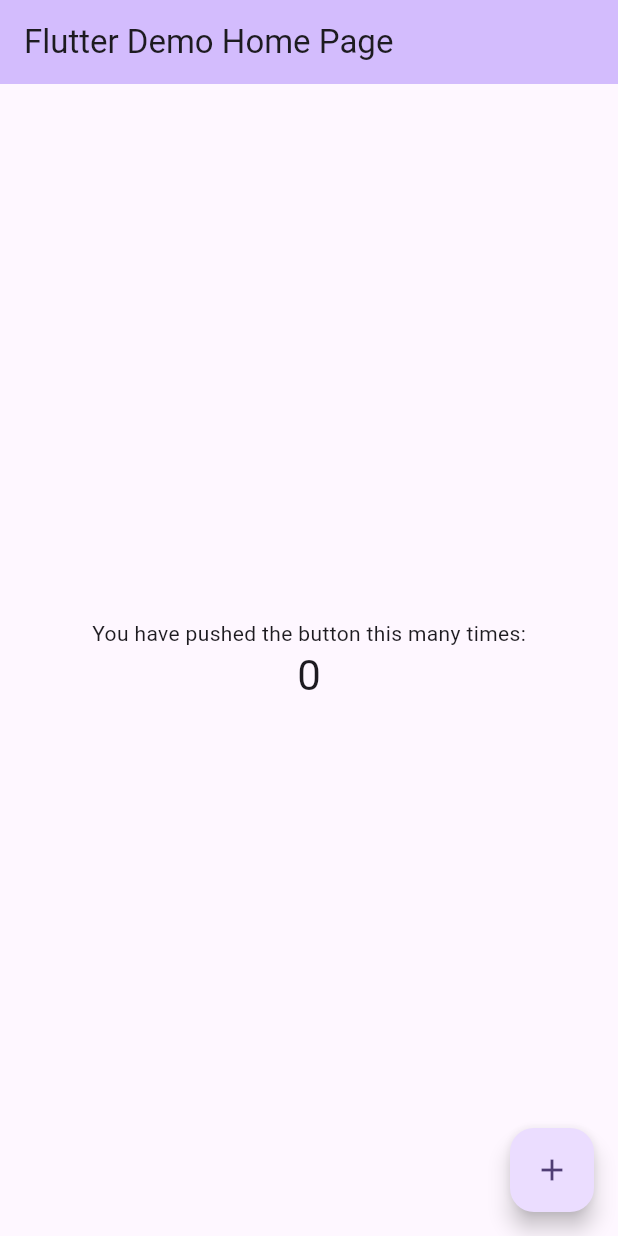
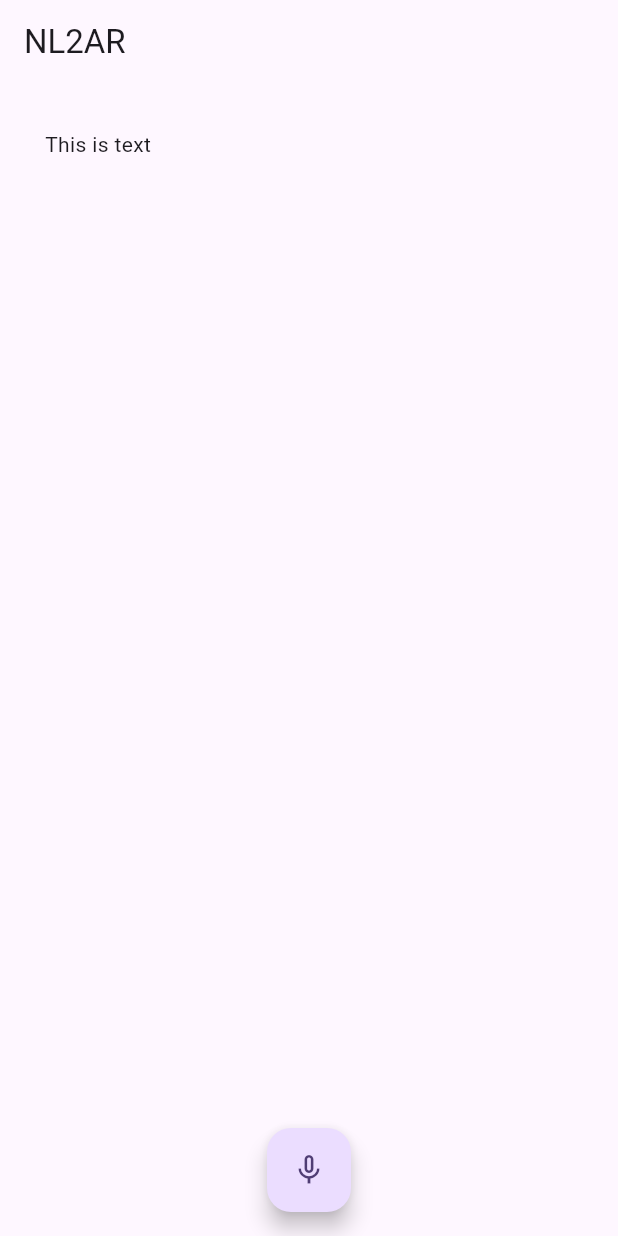
Before and after one commit to rchtgpt/NL2AR, a Flutter app: the screen it shows after launch, on a phone screen of 412 x 824 dp. Run offline on Flutter 3.47's test engine with Material 2 defaults, Android fonts, the phone set to English and light mode, and no system bars; our stand-ins replace speech_to_text.

Commit message:
project: added speech to text support

```diff
--- a/lib/main.dart
+++ b/lib/main.dart
@@ -1,6 +1,8 @@
 import 'package:flutter/material.dart';
+import 'package:speech_to_text/speech_to_text.dart' as stt;
 
 void main() {
+  WidgetsFlutterBinding.ensureInitialized();
   runApp(const MyApp());
 }
 
@@ -11,12 +13,12 @@ class MyApp extends StatelessWidget {
   @override
   Widget build(BuildContext context) {
     return MaterialApp(
-      title: 'Flutter Demo',
+      title: 'NL2AR',
       theme: ThemeData(
         colorScheme: ColorScheme.fromSeed(seedColor: Colors.deepPurple),
         useMaterial3: true,
       ),
-      home: const MyHomePage(title: 'Flutter Demo Home Page'),
+      home: const MyHomePage(title: 'Home Page'),
     );
   }
 }
@@ -30,41 +32,58 @@ class MyHomePage extends StatefulWidget {
 }
 
 class _MyHomePageState extends State<MyHomePage> {
-  int _counter = 0;
+  stt.SpeechToText _speech = stt.SpeechToText();
+  bool _isListening = false;
+  String _text = "This is text";
+  double _confidence = 1.0;
 
-  void _incrementCounter() {
-    setState(() {
-      _counter++;
-    });
+  @override
+  void initState() {
+    super.initState();
   }
 
   @override
   Widget build(BuildContext context) {
     return Scaffold(
       appBar: AppBar(
-        backgroundColor: Theme.of(context).colorScheme.inversePrimary,
-        title: Text(widget.title),
+        title: Text('NL2AR'),
       ),
-      body: Center(
-
-        child: Column(
-          mainAxisAlignment: MainAxisAlignment.center,
-          children: <Widget>[
-            const Text(
-              'You have pushed the button this many times:',
-            ),
-            Text(
-              '$_counter',
-              style: Theme.of(context).textTheme.headlineMedium,
-            ),
-          ],
+      floatingActionButtonLocation: FloatingActionButtonLocation.centerFloat,
+      floatingActionButton: FloatingActionButton(
+        onPressed: _listen,
+        child: Icon(_isListening ? Icons.mic : Icons.mic_none)
+      ),
+      body: SingleChildScrollView(
+        reverse: true,
+        child: Container(
+          padding: const EdgeInsets.fromLTRB(30.0, 30.0, 30.0, 150.0),
+          child: Text(_text),
         ),
-      ),
-      floatingActionButton: FloatingActionButton(
-        onPressed: _incrementCounter,
-        tooltip: 'Increment',
-        child: const Icon(Icons.add),
-      ), // This trailing comma makes auto-formatting nicer for build methods.
+      )
     );
   }
+
+  void _listen() async {
+    if (!_isListening) {
+      bool available = await _speech.initialize(
+        onStatus: (val) => print('onStatus: $val'),
+        onError: (val) => print('onError: $val'),
+      );
+      if (available) {
+        setState(() => _isListening = true);
+        _speech.listen(
+          onResult: (val) => setState(() {
+            _text = val.recognizedWords;
+            print(_text);
+            if (val.hasConfidenceRating && val.confidence > 0) {
+              _confidence = val.confidence;
+            }
+          }),
+        );
+      } else {
+        setState(() => _isListening = false);
+        _speech.stop();
+      }
+    }
+  }
 }
--- a/pubspec.yaml
+++ b/pubspec.yaml
@@ -35,6 +35,7 @@ dependencies:
   # The following adds the Cupertino Icons font to your application.
   # Use with the CupertinoIcons class for iOS style icons.
   cupertino_icons: ^1.0.2
+  speech_to_text: ^6.3.0
 
 dev_dependencies:
   flutter_test:
```
Also changed, not shown: pubspec.lock, 8 other files.
